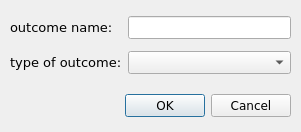
Old version of the form src/forms/new_outcome_dlg.ui in the repository AliSalman-et-al/openmeta-analyst-community.
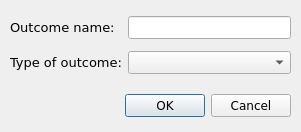
New version of the form. Icons and pictures are not drawn.

The edit to the form file:
```diff
--- a/src/forms/new_outcome_dlg.ui
+++ b/src/forms/new_outcome_dlg.ui
@@ -77,7 +77,7 @@
        </font>
       </property>
       <property name="text">
-       <string>outcome name:</string>
+       <string>Outcome name:</string>
       </property>
      </widget>
     </item>
@@ -102,7 +102,7 @@
        </font>
       </property>
       <property name="text">
-       <string>type of outcome:</string>
+       <string>Type of outcome:</string>
       </property>
      </widget>
     </item>
```
Left out of the diff: 2 changed lines with no effect on the pictures.
